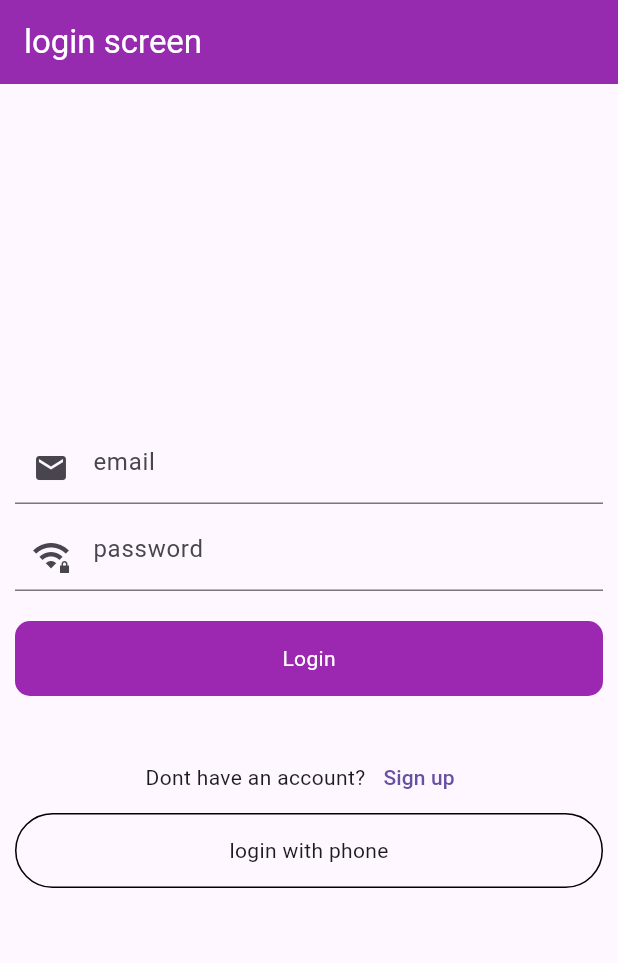
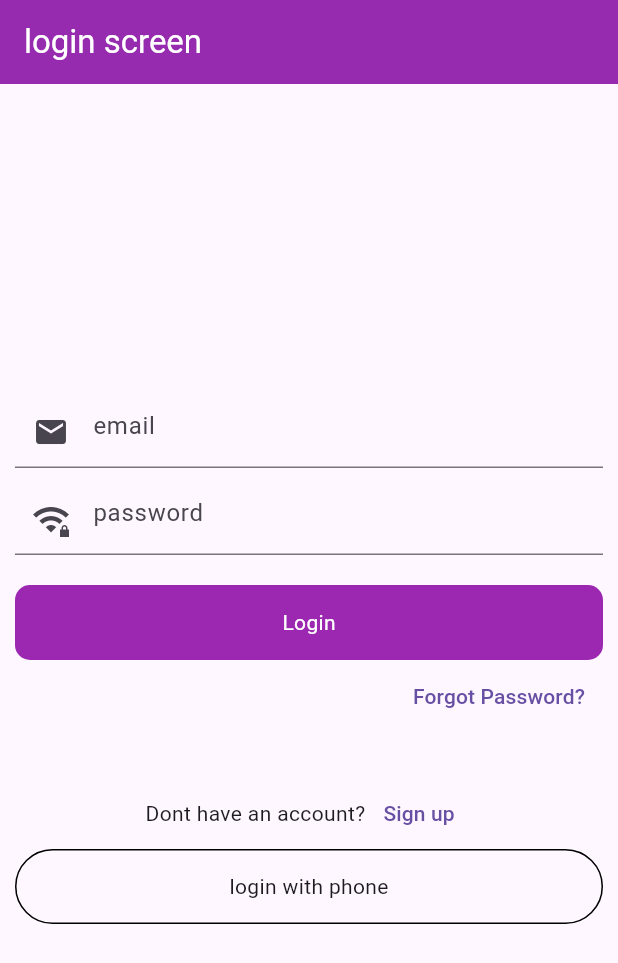
Before and after one commit to raozeeshan2001/flutter-firebase-practice, a Flutter app: the screen it shows after launch, on a phone screen of 412 x 824 dp. Shown: the top 963 px of the screen. Run offline on Flutter 3.47's test engine with Material 3 defaults, Android fonts, the phone set to English and light mode, and no system bars; our stand-ins replace cloud_firestore, firebase_auth, firebase_core, firebase_database, fluttertoast; accounts and stored records are empty.

Commit message:
add forgot passwoed functionality

```diff
--- a/lib/UI/auth/login_screen.dart
+++ b/lib/UI/auth/login_screen.dart
@@ -1,6 +1,7 @@
 import 'package:firebase_auth/firebase_auth.dart';
 import 'package:flutter/material.dart';
 import 'package:flutter/services.dart';
+import 'package:flutter_firebase_practice/UI/auth/forgot_password_screen.dart';
 import 'package:flutter_firebase_practice/UI/auth/login_with_phonenumber.dart';
 import 'package:flutter_firebase_practice/UI/auth/signup_screen.dart';
 import 'package:flutter_firebase_practice/UI/posts/post_screen.dart';
@@ -62,11 +63,13 @@ class _LoginScreenState extends State<LoginScreen> {
         return true;
       },
       child: Scaffold(
+        resizeToAvoidBottomInset: true,
         appBar: AppBar(
           automaticallyImplyLeading: false,
           title: Text('login screen'),
         ),
-        body: Padding(
+        body: SafeArea(
+          child: Padding(
             padding: EdgeInsets.symmetric(horizontal: 10),
             child: Column(
               mainAxisAlignment: MainAxisAlignment.center,
@@ -121,6 +124,18 @@ class _LoginScreenState extends State<LoginScreen> {
                     }
                   },
                 ),
+                Align(
+                  alignment: Alignment.bottomRight,
+                  child: TextButton(
+                    onPressed: () {
+                      Navigator.push(
+                          context,
+                          MaterialPageRoute(
+                              builder: (context) => ForgotPasswordScreen()));
+                    },
+                    child: Text('Forgot Password?'),
+                  ),
+                ),
                 SizedBox(
                   height: 30,
                 ),
@@ -160,6 +175,7 @@ class _LoginScreenState extends State<LoginScreen> {
             ),
           ),
         ),
+      ),
     );
   }
 }
--- a/lib/firebase_services/splash_services.dart
+++ b/lib/firebase_services/splash_services.dart
@@ -27,6 +27,7 @@ import 'package:flutter/material.dart';
 import 'package:flutter_firebase_practice/UI/auth/login_screen.dart';
 import 'package:flutter_firebase_practice/UI/firestore/firestore_list_screen.dart';
 import 'package:flutter_firebase_practice/UI/posts/post_screen.dart';
+import 'package:flutter_firebase_practice/UI/upload_image.dart';
 
 class SplashServices {
   void islogin(BuildContext context) {
--- a/pubspec.yaml
+++ b/pubspec.yaml
@@ -40,6 +40,7 @@ dependencies:
   cloud_firestore: ^5.5.0
   fluttertoast: ^8.2.8
   firebase_database: ^11.1.6
+  image_picker: ^1.1.2
 
 dev_dependencies:
   flutter_test:
```
Also changed, not shown: lib/UI/auth/forgot_password_screen.dart (added, +56 -0 lines), lib/UI/upload_image.dart (added, +76 -0 lines), pubspec.lock, 6 other files. Lines whose indentation alone changed are shown as unchanged.
